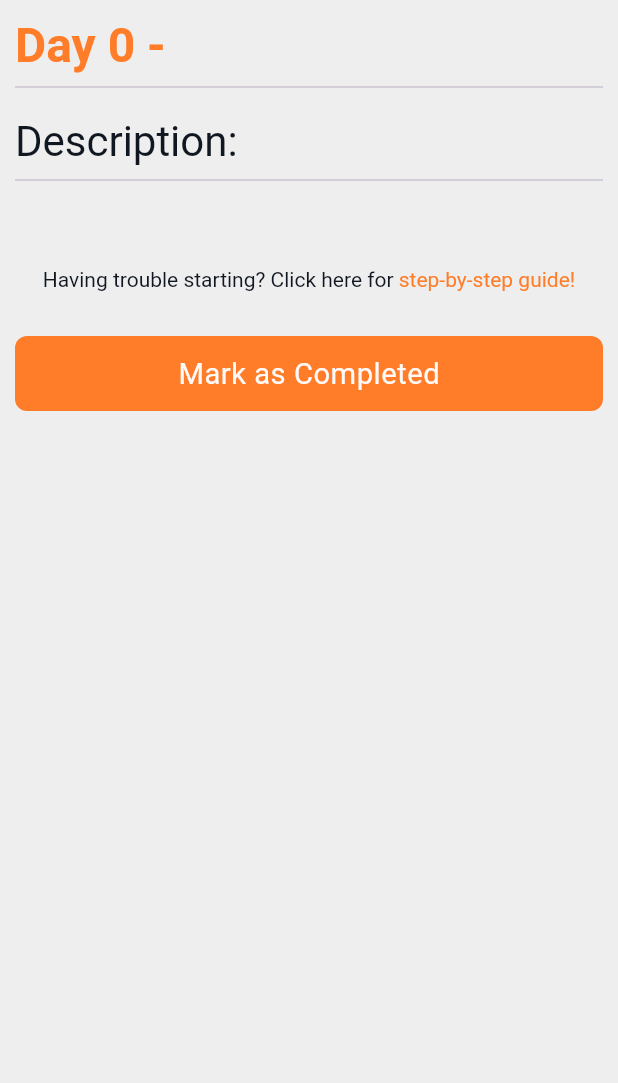
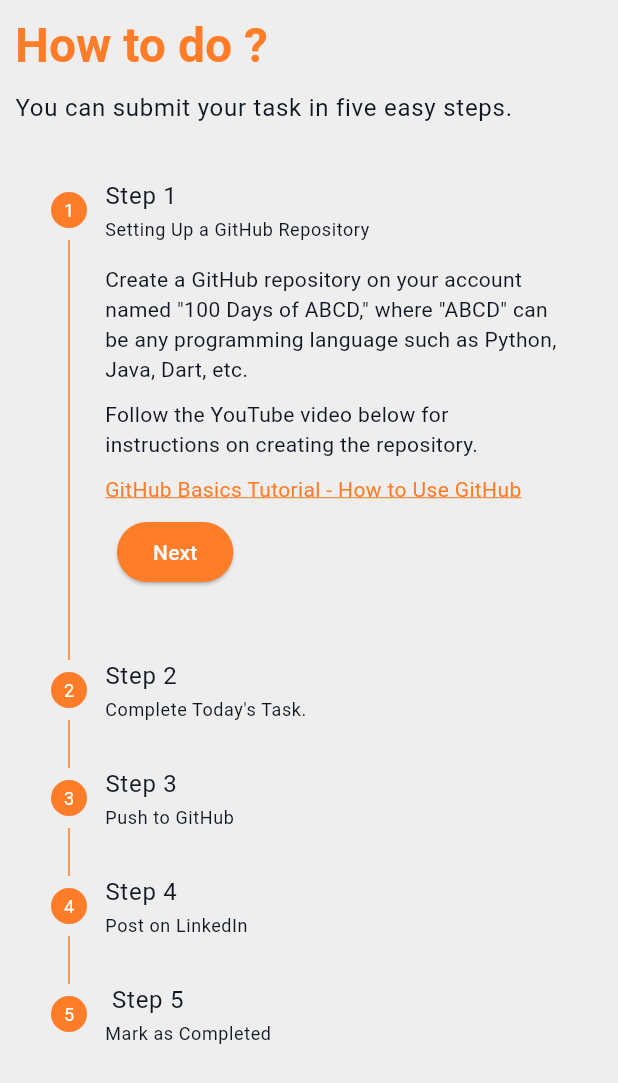
Before and after one commit to sanjay-rb/hundred_days_of_programming, a Flutter app: the TaskView screen opened directly with empty values, after a tap on an icon or button, on a phone screen of 412 x 824 dp. Shown: the top 1083 px of the screen. Run offline on Flutter 3.47's test engine with Material 3 defaults, Android fonts, the phone set to English and light mode, and no system bars; our stand-ins replace cloud_firestore, firebase_analytics, firebase_auth, firebase_core, firebase_crashlytics, flutter_dotenv and 4 more; missing offline and left inert: firebase_app_check, markdown_widget; accounts and stored records are empty; network calls fail.

Commit message:
Created How to do page

```diff
--- /dev/null
+++ b/lib/app/modules/how/bindings/how_binding.dart
@@ -0,0 +1,12 @@
+import 'package:get/get.dart';
+
+import '../controllers/how_controller.dart';
+
+class HowBinding extends Bindings {
+  @override
+  void dependencies() {
+    Get.lazyPut<HowController>(
+      () => HowController(),
+    );
+  }
+}
--- /dev/null
+++ b/lib/app/modules/how/controllers/how_controller.dart
@@ -0,0 +1,10 @@
+import 'package:get/get.dart';
+
+class HowController extends GetxController {
+  final currentStep = 0.obs;
+  final totalStep = 5 - 1;
+
+  setCurrentStep(int value) {
+    currentStep.value = value;
+  }
+}
--- /dev/null
+++ b/lib/app/modules/how/views/how_view.dart
@@ -0,0 +1,345 @@
+import 'package:flutter/material.dart';
+
+import 'package:get/get.dart';
+import 'package:hundred_days_of_programming/app/services/logger_service.dart';
+import 'package:url_launcher/url_launcher.dart';
+
+import '../controllers/how_controller.dart';
+
+class HowView extends GetView<HowController> {
+  const HowView({super.key});
+
+  @override
+  Widget build(BuildContext context) {
+    return Scaffold(
+      body: SafeArea(
+        child: Padding(
+          padding: const EdgeInsets.all(10.0),
+          child: SingleChildScrollView(
+            child: Column(
+              mainAxisAlignment: MainAxisAlignment.start,
+              crossAxisAlignment: CrossAxisAlignment.start,
+              children: [
+                Text(
+                  "How to do ?",
+                  style: Theme.of(context).textTheme.headlineLarge!.copyWith(
+                        color: Theme.of(context).colorScheme.secondary,
+                        fontWeight: FontWeight.bold,
+                      ),
+                ),
+                const SizedBox(height: 10),
+                Text(
+                  "You can submit your task in five easy steps.",
+                  style: Theme.of(context)
+                      .textTheme
+                      .bodyLarge!
+                      .copyWith(color: Theme.of(context).colorScheme.tertiary),
+                ),
+                const SizedBox(height: 20),
+                Obx(
+                  () => Stepper(
+                    currentStep: controller.currentStep.value,
+                    controlsBuilder: (context, details) => Padding(
+                      padding: const EdgeInsets.all(8.0),
+                      child: Row(
+                        children: [
+                          if (controller.currentStep >= controller.totalStep)
+                            ElevatedButton(
+                              onPressed: () {
+                                Get.back();
+                              },
+                              style: ButtonStyle(
+                                backgroundColor: WidgetStatePropertyAll(
+                                  Theme.of(context).colorScheme.secondary,
+                                ),
+                              ),
+                              child: const Text("Done"),
+                            ),
+                          if (controller.currentStep < controller.totalStep)
+                            ElevatedButton(
+                              onPressed: () {
+                                controller.setCurrentStep(
+                                  controller.currentStep.value + 1,
+                                );
+                              },
+                              style: ButtonStyle(
+                                backgroundColor: WidgetStatePropertyAll(
+                                  Theme.of(context).colorScheme.secondary,
+                                ),
+                              ),
+                              child: const Text("Next"),
+                            ),
+                          if (controller.currentStep > 0)
+                            TextButton(
+                              onPressed: () {
+                                controller.setCurrentStep(
+                                  controller.currentStep.value - 1,
+                                );
+                              },
+                              child: Text(
+                                "Previous",
+                                style: TextStyle(
+                                  color:
+                                      Theme.of(context).colorScheme.secondary,
+                                ),
+                              ),
+                            ),
+                          if (controller.currentStep > 0)
+                            const SizedBox(width: 10),
+                        ],
+                      ),
+                    ),
+                    connectorColor: WidgetStatePropertyAll(
+                      Theme.of(context).colorScheme.secondary,
+                    ),
+                    onStepTapped: (value) => controller.setCurrentStep(value),
+                    steps: <Step>[
+                      Step(
+                        title: Text(
+                          'Step 1',
+                          style: TextStyle(
+                            color: Theme.of(context).colorScheme.tertiary,
+                          ),
+                        ),
+                        subtitle: Text(
+                          "Setting Up a GitHub Repository",
+                          style: TextStyle(
+                            color: Theme.of(context).colorScheme.tertiary,
+                          ),
+                        ),
+                        content: Column(
+                          mainAxisAlignment: MainAxisAlignment.start,
+                          crossAxisAlignment: CrossAxisAlignment.start,
+                          children: [
+                            Text(
+                              'Create a GitHub repository on your account named "100 Days of ABCD," where "ABCD" can be any programming language such as Python, Java, Dart, etc.',
+                              style: TextStyle(
+                                color: Theme.of(context).colorScheme.tertiary,
+                              ),
+                            ),
+                            const SizedBox(height: 10),
+                            Text(
+                              "Follow the YouTube video below for instructions on creating the repository.",
+                              style: TextStyle(
+                                color: Theme.of(context).colorScheme.tertiary,
+                              ),
+                            ),
+                            const SizedBox(height: 10),
+                            InkWell(
+                              onTap: () async {
+                                String url =
+                                    "https://youtu.be/x0EYpi38Yp4?si=rl09H5NuArNDqZ4m";
+                                if (!await launchUrl(Uri.parse(url))) {
+                                  LoggerService.error("Could not launch $url");
+                                }
+                              },
+                              child: Text(
+                                "GitHub Basics Tutorial - How to Use GitHub",
+                                style: TextStyle(
+                                  color:
+                                      Theme.of(context).colorScheme.secondary,
+                                  decoration: TextDecoration.underline,
+                                  decorationColor:
+                                      Theme.of(context).colorScheme.secondary,
+                                ),
+                              ),
+                            ),
+                          ],
+                        ),
+                        isActive: controller.currentStep >= 0,
+                      ),
+                      Step(
+                        title: Text(
+                          'Step 2',
+                          style: TextStyle(
+                            color: Theme.of(context).colorScheme.tertiary,
+                          ),
+                        ),
+                        subtitle: Text(
+                          "Complete Today's Task.",
+                          style: TextStyle(
+                            color: Theme.of(context).colorScheme.tertiary,
+                          ),
+                        ),
+                        content: Column(
+                          mainAxisAlignment: MainAxisAlignment.start,
+                          crossAxisAlignment: CrossAxisAlignment.start,
+                          children: [
+                            Text(
+                              'Create a script file in the cloned local GitHub repository.',
+                              style: TextStyle(
+                                color: Theme.of(context).colorScheme.tertiary,
+                              ),
+                            ),
+                            const SizedBox(height: 10),
+                            Text(
+                              "Complete the current task and ensure that all test cases pass.",
+                              style: TextStyle(
+                                color: Theme.of(context).colorScheme.tertiary,
+                              ),
+                            ),
+                          ],
+                        ),
+                        isActive: controller.currentStep >= 1,
+                      ),
+                      Step(
+                        title: Text(
+                          'Step 3',
+                          style: TextStyle(
+                            color: Theme.of(context).colorScheme.tertiary,
+                          ),
+                        ),
+                        subtitle: Text(
+                          "Push to GitHub",
+                          style: TextStyle(
+                            color: Theme.of(context).colorScheme.tertiary,
+                          ),
+                        ),
+                        content: Column(
+                          mainAxisAlignment: MainAxisAlignment.start,
+                          crossAxisAlignment: CrossAxisAlignment.start,
+                          children: [
+                            Text(
+                              "Once your code is ready, commit it and push it to the remote repository.",
+                              style: TextStyle(
+                                color: Theme.of(context).colorScheme.tertiary,
+                              ),
+                            ),
+                            const SizedBox(height: 10),
+                            Text(
+                              "Follow the same YouTube video below for instructions on committing and pushing to the remote repository.",
+                              style: TextStyle(
+                                color: Theme.of(context).colorScheme.tertiary,
+                              ),
+                            ),
+                            const SizedBox(height: 10),
+                            InkWell(
+                              onTap: () async {
+                                String url =
+                                    "https://youtu.be/x0EYpi38Yp4?si=rl09H5NuArNDqZ4m";
+                                if (!await launchUrl(Uri.parse(url))) {
+                                  LoggerService.error("Could not launch $url");
+                                }
+                              },
+                              child: Text(
+                                "GitHub Basics Tutorial - How to Use GitHub",
+                                style: TextStyle(
+                                  color:
+                                      Theme.of(context).colorScheme.secondary,
+                                  decoration: TextDecoration.underline,
+                                  decorationColor:
+                                      Theme.of(context).colorScheme.secondary,
+                                ),
+                              ),
+                            ),
+                          ],
+                        ),
+                        isActive: controller.currentStep >= 2,
+                      ),
+                      Step(
+                        title: Text(
+                          'Step 4',
+                          style: TextStyle(
+                            color: Theme.of(context).colorScheme.tertiary,
+                          ),
+                        ),
+                        subtitle: Text(
+                          "Post on LinkedIn",
+                          style: TextStyle(
+                            color: Theme.of(context).colorScheme.tertiary,
+                          ),
+                        ),
+                        content: Column(
+                          mainAxisAlignment: MainAxisAlignment.start,
+                          crossAxisAlignment: CrossAxisAlignment.start,
+                          children: [
+                            Text(
+                              "Share your successful completion of Day XX on LinkedIn, ensuring the following details are included.",
+                              style: TextStyle(
+                                color: Theme.of(context).colorScheme.tertiary,
+                              ),
+                            ),
+                            const SizedBox(height: 10),
+                            Text(
+                              "1. GitHub script URL",
+                              style: TextStyle(
+                                color: Theme.of(context).colorScheme.tertiary,
+                              ),
+                            ),
+                            const SizedBox(height: 10),
+                            Text(
+                              '2. A screenshot of the "100 Days of Programming" application\'s Home Screen, showing the number of days you have completed and your current streak.',
+                              style: TextStyle(
+                                color: Theme.of(context).colorScheme.tertiary,
+                              ),
+                            ),
+                          ],
+                        ),
+                        isActive: controller.currentStep >= 3,
+                      ),
+                      Step(
+                        title: Text(
+                          ' Step 5',
+                          style: TextStyle(
+                            color: Theme.of(context).colorScheme.tertiary,
+                          ),
+                        ),
+                        subtitle: Text(
+                          "Mark as Completed",
+                          style: TextStyle(
+                            color: Theme.of(context).colorScheme.tertiary,
+                          ),
+                        ),
+                        content: Column(
+                          mainAxisAlignment: MainAxisAlignment.start,
+                          crossAxisAlignment: CrossAxisAlignment.start,
+                          children: [
+                            Text(
+                              "Once you have both the GitHub script URL and the LinkedIn post URL, you are ready to complete the task in our application.",
+                              style: TextStyle(
+                                color: Theme.of(context).colorScheme.tertiary,
+                              ),
+                            ),
+                            const SizedBox(height: 10),
+                            Text(
+                              'Please click the "Mark as Complete" button on the task page.',
+                              style: TextStyle(
+                                color: Theme.of(context).colorScheme.tertiary,
+                              ),
+                            ),
+                            const SizedBox(height: 10),
+                            Text(
+                              'You will be prompted to submit your GitHub script link and LinkedIn post link for verification.',
+                              style: TextStyle(
+                                color: Theme.of(context).colorScheme.tertiary,
+                              ),
+                            ),
+                            const SizedBox(height: 10),
+                            Text(
+                              'Once you have provided the required details and submitted them, your task for the day is complete.',
+                              style: TextStyle(
+                                color: Theme.of(context).colorScheme.tertiary,
+                              ),
+                            ),
+                            const SizedBox(height: 10),
+                            Text(
+                              'Enjoy your chai! You can start the next task after 24 hours.',
+                              style: TextStyle(
+                                color: Theme.of(context).colorScheme.tertiary,
+                              ),
+                            ),
+                          ],
+                        ),
+                        isActive: controller.currentStep >= 3,
+                      ),
+                    ],
+                  ),
+                )
+              ],
+            ),
+          ),
+        ),
+      ),
+    );
+  }
+}
--- a/lib/app/modules/task/views/task_view.dart
+++ b/lib/app/modules/task/views/task_view.dart
@@ -3,6 +3,7 @@ import 'package:flutter/material.dart';
 import 'package:get/get.dart';
 import 'package:hundred_days_of_programming/app/data/models/task_model.dart';
 import 'package:hundred_days_of_programming/app/data/models/user_model.dart';
+import 'package:hundred_days_of_programming/app/routes/app_pages.dart';
 import 'package:hundred_days_of_programming/app/services/auth_service.dart';
 import 'package:hundred_days_of_programming/app/widgets/ui_button_widget.dart';
 import 'package:hundred_days_of_programming/app/widgets/ui_text_form_field_widget.dart';
@@ -169,7 +170,9 @@ class TaskView extends GetView<TaskController> {
               const SizedBox(height: 20),
               Center(
                 child: InkWell(
-                  onTap: () {},
+                  onTap: () {
+                    Get.toNamed(Routes.HOW);
+                  },
                   child: Padding(
                     padding: const EdgeInsets.all(10.0),
                     child: RichText(
@@ -181,6 +184,9 @@ class TaskView extends GetView<TaskController> {
                             text: "step-by-step guide!",
                             style: TextStyle(
                               color: Theme.of(context).colorScheme.secondary,
+                              decoration: TextDecoration.underline,
+                              decorationColor:
+                                  Theme.of(context).colorScheme.secondary,
                             ),
                           ),
                         ],
--- a/lib/app/routes/app_pages.dart
+++ b/lib/app/routes/app_pages.dart
@@ -3,6 +3,8 @@ import 'package:get/get.dart';
 import '../data/models/task_model.dart';
 import '../modules/home/bindings/home_binding.dart';
 import '../modules/home/views/home_view.dart';
+import '../modules/how/bindings/how_binding.dart';
+import '../modules/how/views/how_view.dart';
 import '../modules/login/bindings/login_binding.dart';
 import '../modules/login/views/login_view.dart';
 import '../modules/profile/bindings/profile_binding.dart';
@@ -45,5 +47,10 @@ class AppPages {
       page: () => TaskView(Get.arguments as TaskModel),
       binding: TaskBinding(),
     ),
+    GetPage(
+      name: _Paths.HOW,
+      page: () => const HowView(),
+      binding: HowBinding(),
+    ),
   ];
 }
--- a/lib/app/routes/app_routes.dart
+++ b/lib/app/routes/app_routes.dart
@@ -8,6 +8,7 @@ abstract class Routes {
   static const PROFILE = _Paths.PROFILE;
   static const TASK = _Paths.TASK;
   static const SPLASH = _Paths.SPLASH;
+  static const HOW = _Paths.HOW;
 }
 
 abstract class _Paths {
@@ -17,4 +18,5 @@ abstract class _Paths {
   static const PROFILE = '/profile';
   static const TASK = '/task';
   static const SPLASH = '/splash';
+  static const HOW = '/how';
 }
--- a/lib/main.dart
+++ b/lib/main.dart
@@ -45,16 +45,16 @@ Future<void> main() async {
     // appleProvider: AppleProvider.appAttest,
   );
 
-  // //* Pass all uncaught "fatal" errors from the framework to Crashlytics
-  // FlutterError.onError = (errorDetails) {
-  //   FirebaseCrashlytics.instance.recordFlutterFatalError(errorDetails);
-  // };
+  //* Pass all uncaught "fatal" errors from the framework to Crashlytics
+  FlutterError.onError = (errorDetails) {
+    FirebaseCrashlytics.instance.recordFlutterFatalError(errorDetails);
+  };
 
-  // //* Pass all uncaught asynchronous errors that aren't handled by the Flutter framework to Crashlytics
-  // PlatformDispatcher.instance.onError = (error, stack) {
-  //   FirebaseCrashlytics.instance.recordError(error, stack, fatal: true);
-  //   return true;
-  // };
+  //* Pass all uncaught asynchronous errors that aren't handled by the Flutter framework to Crashlytics
+  PlatformDispatcher.instance.onError = (error, stack) {
+    FirebaseCrashlytics.instance.recordError(error, stack, fatal: true);
+    return true;
+  };
 
   //* init MobileAds
   MobileAds.instance.initialize();
```
